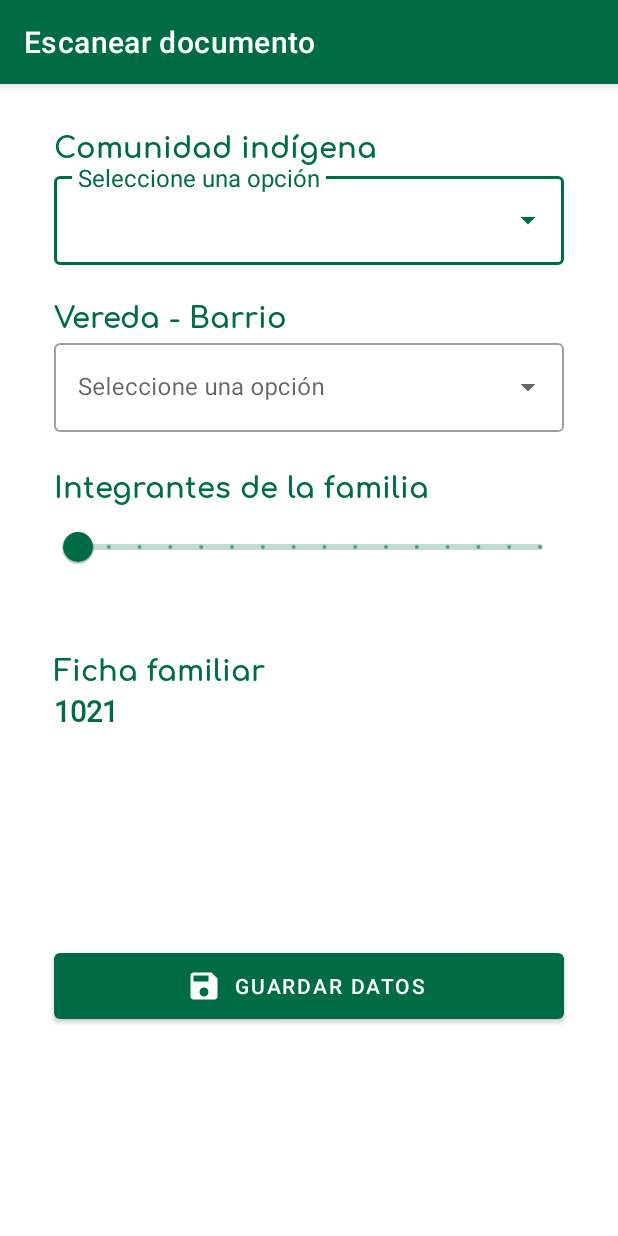
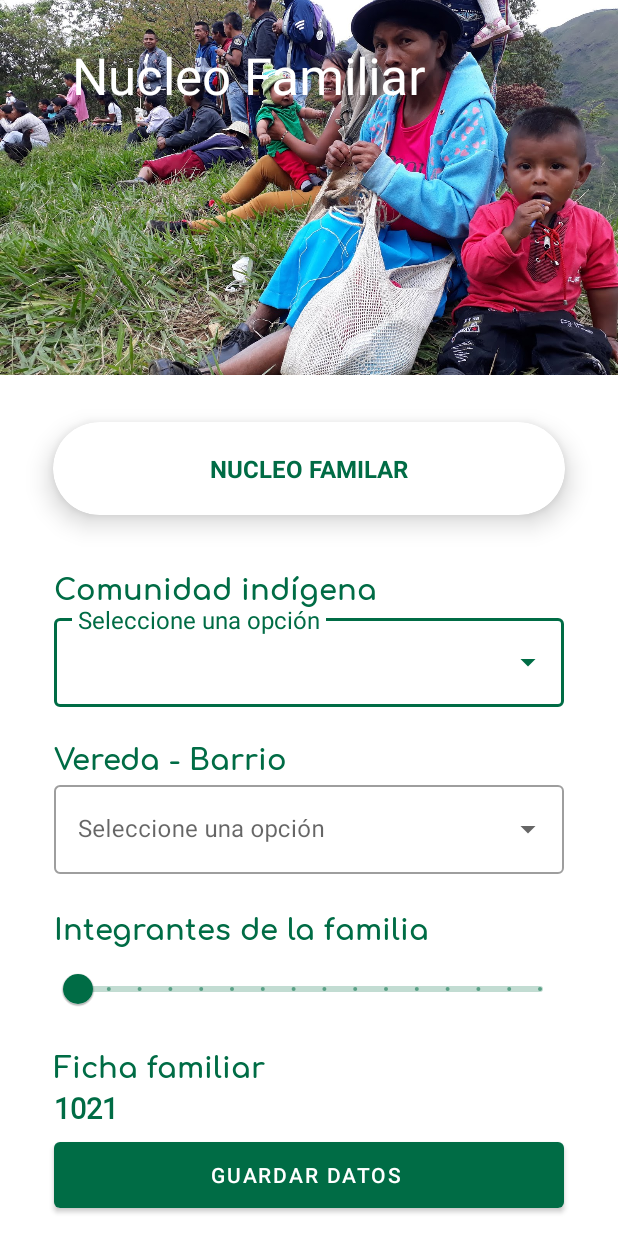
Before and after one commit to esleyder1/pdf417_colombian, an Android app: the PickDataActivity screen opened directly, with no data from a screen before it, on a phone screen of 412 x 824 dp. Run offline under Robolectric (Android 15) with nearby library versions, the phone set to English and light mode, and no system bars; libraries missing offline, so code that uses them is left out: com.kelin.translucentbar; 2 statements that could not run were skipped.

Commit message:
collapsing navbar was implemented

```diff
--- a/pdf417MobiCustomUISample/build.gradle
+++ b/pdf417MobiCustomUISample/build.gradle
@@ -32,8 +32,7 @@ dependencies {
     implementation 'androidx.appcompat:appcompat:1.4.1'
     implementation 'androidx.constraintlayout:constraintlayout:2.1.2'
     implementation 'com.liyu.tools:sqlitetoexcel:1.0.10'
-    implementation 'com.google.android.material:material:1.3.0-alpha02'
-
+    implementation 'com.google.android.material:material:1.2.0-alpha06'
     implementation "com.itextpdf:itext7-core:7.1.10"
 
     implementation ("com.microblink:pdf417.mobi:${rootProject.ext.pdf417MobiVersion}@aar") {
@@ -44,5 +43,7 @@ dependencies {
     androidTestImplementation 'androidx.test.espresso:espresso-core:3.4.0'
     implementation 'com.shawnlin:number-picker:2.4.6'
     implementation 'com.google.code.gson:gson:2.8.8'
-
+    implementation 'com.android.support:design:29.0.0'
+    implementation "androidx.coordinatorlayout:coordinatorlayout:1.1.0"
+    implementation 'com.kelin.translucentbar:library:0.8.0'
 }
--- a/pdf417MobiCustomUISample/src/main/java/dev/pdf417censo/com/PickDataActivity.java
+++ b/pdf417MobiCustomUISample/src/main/java/dev/pdf417censo/com/PickDataActivity.java
@@ -3,6 +3,7 @@ package dev.pdf417censo.com;
 import androidx.annotation.NonNull;
 import androidx.appcompat.app.AlertDialog;
 import androidx.appcompat.app.AppCompatActivity;
+import androidx.appcompat.widget.Toolbar;
 
 import android.app.Activity;
 import android.content.Context;
@@ -24,6 +25,7 @@ import android.widget.Spinner;
 import android.widget.Toast;
 
 import com.google.android.material.slider.Slider;
+import com.kelin.translucentbar.library.TranslucentBarManager;
 
 import java.util.Arrays;
 import java.util.Collections;
@@ -37,6 +39,7 @@ public class PickDataActivity extends AppCompatActivity {
     private NumberPicker npFamilyIntegrants;
     private int numberMembersFamily = 0;
     private String wordSidewalk = "";
+    private Toolbar toolbar;
 
     @Override
     protected void onCreate(Bundle savedInstanceState) {
@@ -44,7 +47,13 @@ public class PickDataActivity extends AppCompatActivity {
 
 
         setContentView(R.layout.activity_pick_data);
+        TranslucentBarManager translucentBarManager = new TranslucentBarManager(this);
+        translucentBarManager.transparent(this);
 
+
+        setContentView(R.layout.activity_pick_data);
+        toolbar = (Toolbar) findViewById(R.id.toolbar);
+        setSupportActionBar(toolbar);
 
 
         Slider sliderMembersFamily = findViewById(R.id.sliderMembersFamily);
--- a/pdf417MobiCustomUISample/src/main/res/layout/activity_pick_data.xml
+++ b/pdf417MobiCustomUISample/src/main/res/layout/activity_pick_data.xml
@@ -1,33 +1,102 @@
 <?xml version="1.0" encoding="utf-8"?>
-<androidx.constraintlayout.widget.ConstraintLayout xmlns:android="http://schemas.android.com/apk/res/android"
+<androidx.coordinatorlayout.widget.CoordinatorLayout xmlns:android="http://schemas.android.com/apk/res/android"
     xmlns:app="http://schemas.android.com/apk/res-auto"
     xmlns:tools="http://schemas.android.com/tools"
+    android:layout_width="match_parent"
+    android:layout_height="match_parent"
+    android:fitsSystemWindows="true"
+    tools:context=".PickDataActivity">
+
+    <com.google.android.material.appbar.AppBarLayout
+        android:id="@+id/appBarLayout"
+        android:layout_width="match_parent"
+        android:fitsSystemWindows="true"
+        android:layout_height="250dp"
+        android:theme="@style/ThemeOverlay.AppCompat.Dark.ActionBar">
+
+
+
+        <com.google.android.material.appbar.CollapsingToolbarLayout
+            android:id="@+id/toolbar_layout"
+            android:layout_width="match_parent"
+            android:layout_height="match_parent"
+            app:contentScrim="?attr/colorPrimary"
+            app:expandedTitleGravity="top"
+            app:expandedTitleMarginStart="48dp"
+            app:expandedTitleMarginEnd="64dp"
+            android:fitsSystemWindows="true"
+            app:toolbarId="@id/toolbar"
+            app:layout_scrollFlags="scroll|exitUntilCollapsed">
+
+
+            <ImageView
+                android:id="@+id/expandedImage"
+                android:layout_width="match_parent"
+                android:layout_height="250dp"
+                android:scaleType="centerCrop"
+                android:src="@drawable/family3"
+                app:layout_collapseMode="parallax"
+                android:fitsSystemWindows="true"
+/>
+            <com.google.android.material.appbar.MaterialToolbar
+
+                android:id="@+id/toolbar"
+                android:layout_width="match_parent"
+                android:layout_height="?attr/actionBarSize"
+                app:layout_collapseMode="pin"
+                app:title="Nucleo Familiar"
+                android:paddingStart="36dp" />
+
+        </com.google.android.material.appbar.CollapsingToolbarLayout>
+
+    </com.google.android.material.appbar.AppBarLayout>
+
+
+    <androidx.core.widget.NestedScrollView
+        android:layout_width="match_parent"
+        android:layout_height="match_parent"
+        app:layout_behavior="@string/appbar_scrolling_view_behavior">
+
+        <androidx.constraintlayout.widget.ConstraintLayout xmlns:android="http://schemas.android.com/apk/res/android"
             android:layout_width="match_parent"
             android:layout_height="match_parent"
             tools:context=".MainActivity"
             >
 
-    <com.google.android.material.appbar.AppBarLayout
-        android:id="@+id/appBarLayout"
+            <com.google.android.material.card.MaterialCardView
+                android:id="@+id/cvTitle"
                 android:layout_width="match_parent"
                 android:layout_height="wrap_content"
+                android:layout_margin="10dp"
+                android:layout_marginTop="9dp"
+                app:cardBackgroundColor="@color/white"
+                app:cardCornerRadius="45dp"
+                app:cardElevation="10dp"
+                app:cardMaxElevation="12dp"
+                app:cardPreventCornerOverlap="true"
+                app:cardUseCompatPadding="true"
+                tools:layout_editor_absoluteX="33dp"
                 tools:ignore="MissingConstraints">
 
-        <com.google.android.material.appbar.MaterialToolbar
-            style="@style/Widget.MaterialComponents.Toolbar.Primary"
-            android:layout_width="match_parent"
+                <TextView
+                    android:id="@+id/tvInfoPerson"
+                    android:layout_width="wrap_content"
+                    android:layout_height="wrap_content"
+                    android:layout_gravity="bottom|center_horizontal"
+                    android:layout_marginTop="20dp"
+                    android:layout_marginBottom="20dp"
+                    android:text="NUCLEO FAMILAR"
+                    android:textSize="16sp"
+                    android:textColor="@color/accent"
+                    android:textStyle="bold" />
 
-            android:layout_height="?attr/actionBarSize"
-            android:paddingStart="36dp"
-            app:title="@string/scan_document" />
-    </com.google.android.material.appbar.AppBarLayout>
+            </com.google.android.material.card.MaterialCardView>
 
             <TextView
                 android:id="@+id/tvCommunity"
                 android:layout_width="match_parent"
                 android:layout_height="30dp"
                 android:layout_marginStart="36dp"
-        android:layout_marginTop="24dp"
                 android:layout_marginEnd="36dp"
                 android:fontFamily="@font/comfortaa_bold"
                 android:text="Comunidad indígena"
@@ -36,7 +105,7 @@
                 android:textStyle="bold"
                 app:layout_constraintEnd_toEndOf="parent"
                 app:layout_constraintStart_toStartOf="parent"
-        app:layout_constraintTop_toBottomOf="@+id/appBarLayout">
+                app:layout_constraintTop_toBottomOf="@+id/cvTitle">
 
             </TextView>
 
@@ -147,8 +216,8 @@
                 android:layout_width="match_parent"
                 android:layout_height="28dp"
                 android:layout_marginStart="36dp"
-        android:layout_marginTop="40dp"
-        android:layout_marginEnd="36dp"
+                android:layout_marginTop="10dp"
+                android:layout_marginEnd="16dp"
                 android:fontFamily="@font/comfortaa_bold"
                 android:text="Ficha familiar"
                 android:textColor="@color/primary"
@@ -168,16 +237,17 @@
                 android:layout_marginTop="4dp"
                 android:layout_marginEnd="36dp"
                 android:stepSize="1"
-
                 android:value="0"
                 android:valueFrom="0"
                 android:valueTo="15"
-        app:labelBehavior="floating"
+
                 app:layout_constraintEnd_toEndOf="parent"
                 app:layout_constraintHorizontal_bias="0.739"
                 app:layout_constraintStart_toStartOf="parent"
                 app:layout_constraintTop_toBottomOf="@+id/textView4"
                 tools:ignore="MissingConstraints" />
+
+
 
             <com.google.android.material.button.MaterialButton
                 android:id="@+id/btnSaveForm"
@@ -188,7 +258,6 @@
                 android:layout_marginEnd="36dp"
                 android:shadowRadius="4"
                 android:text="Guardar datos"
-        app:icon="@drawable/ic_baseline_save_24"
                 app:iconGravity="textStart"
                 app:layout_constraintBottom_toBottomOf="parent"
                 app:layout_constraintEnd_toEndOf="parent"
@@ -196,5 +265,9 @@
                 app:layout_constraintTop_toBottomOf="@+id/tvFamilyIntegrantsCount"
                 tools:ignore="MissingConstraints" />
 
+        </androidx.constraintlayout.widget.ConstraintLayout>
 
-</androidx.constraintlayout.widget.ConstraintLayout>
+    </androidx.core.widget.NestedScrollView>
+
+
+</androidx.coordinatorlayout.widget.CoordinatorLayout>
```
Also changed, not shown: 32 other files. Lines whose indentation alone changed are shown as unchanged.
